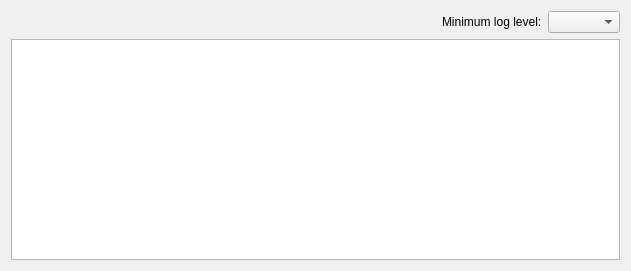
Old version of the form src/loggerwidget/logview.ui in the repository sijk/elapse.
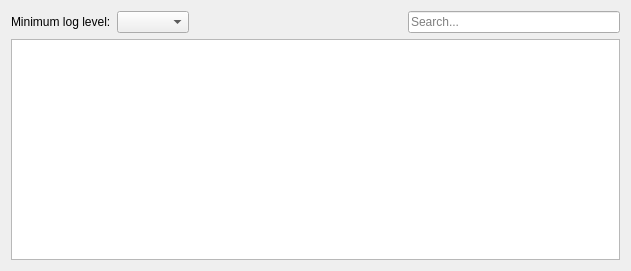
New version of the form.

Diff of the .ui file:
```diff
--- a/src/loggerwidget/logview.ui
+++ b/src/loggerwidget/logview.ui
@@ -16,6 +16,19 @@
   <layout class="QVBoxLayout" name="verticalLayout">
    <item>
     <layout class="QHBoxLayout" name="horizontalLayout">
+     <item>
+      <widget class="QLabel" name="label">
+       <property name="text">
+        <string>Minimum log level:</string>
+       </property>
+       <property name="buddy">
+        <cstring>comboBox</cstring>
+       </property>
+      </widget>
+     </item>
+     <item>
+      <widget class="QComboBox" name="comboBox"/>
+     </item>
      <item>
       <spacer name="horizontalSpacer">
        <property name="orientation">
@@ -30,18 +43,12 @@
       </spacer>
      </item>
      <item>
-      <widget class="QLabel" name="label">
-       <property name="text">
-        <string>Minimum log level:</string>
-       </property>
-       <property name="buddy">
-        <cstring>comboBox</cstring>
+      <widget class="QLineEdit" name="searchText">
+       <property name="placeholderText">
+        <string>Search...</string>
        </property>
       </widget>
      </item>
-     <item>
-      <widget class="QComboBox" name="comboBox"/>
-     </item>
     </layout>
    </item>
    <item>
```
